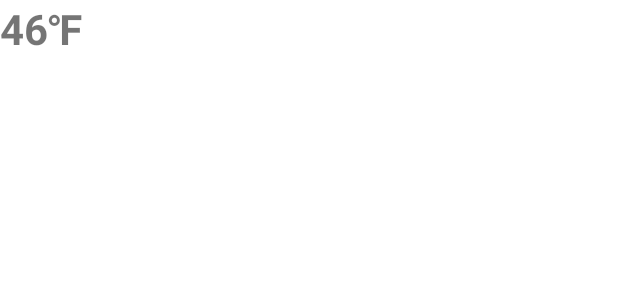
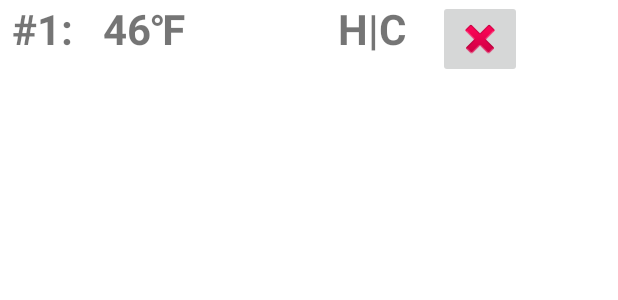
Before and after one commit to Tinker42/TempAlarm1, an Android app: the layout alarm_item.xml on its own in the app's theme, with its tools: preview values and no code run, on a phone screen of 412 x 824 dp. Shown: the top 300 px of the screen. Run offline under Robolectric (Android 15) with nearby library versions, the phone set to English and light mode, and no system bars.

Commit message:
Added TextViews to display the list item number, HighOrLow value meaning, and a delete item button. Also added dividing lines and column spacers.

```diff
--- a/app/src/main/java/com/ata/tempalarm1/MainActivity.java
+++ b/app/src/main/java/com/ata/tempalarm1/MainActivity.java
@@ -2,6 +2,7 @@ package com.ata.tempalarm1;
 
 import androidx.appcompat.app.AppCompatActivity;
 import androidx.lifecycle.ViewModelProvider;
+import androidx.recyclerview.widget.DividerItemDecoration;
 import androidx.recyclerview.widget.LinearLayoutManager;
 import androidx.room.Database;
 import androidx.room.Room;
@@ -31,6 +32,9 @@ public class MainActivity extends AppCompatActivity {
         mainViewModel.initialiseDataBase(getApplicationContext());
 
         binding = ActivityMainBinding.inflate(getLayoutInflater());
+        DividerItemDecoration drawBox = new DividerItemDecoration(this,DividerItemDecoration.VERTICAL);
+        drawBox.setDrawable(getApplicationContext().getResources().getDrawable(R.drawable.box));
+        binding.recyclerView.addItemDecoration(drawBox);
 
         binding.recyclerView.setLayoutManager(new LinearLayoutManager(this));//this 4.011230
         //List<Alarm> emptyList = new ArrayList<Alarm>();
--- /dev/null
+++ b/app/src/main/res/drawable/box.xml
@@ -0,0 +1,5 @@
+<?xml version="1.0" encoding="utf-8"?>
+<shape xmlns:android="http://schemas.android.com/apk/res/android" android:shape="rectangle">
+    <size android:width="1dp" android:height="1dp" />
+    <solid android:color="@color/black" />
+</shape>
--- a/app/src/main/res/layout/alarm_item.xml
+++ b/app/src/main/res/layout/alarm_item.xml
@@ -5,6 +5,26 @@
     android:layout_width="match_parent"
     android:layout_height="wrap_content"
     xmlns:tools="http://schemas.android.com/tools">
+
+    <TextView
+        android:id="@+id/Count"
+        android:layout_width="wrap_content"
+        android:layout_height="wrap_content"
+        android:layout_marginLeft="8dp"
+
+        tools:text="#1:"
+        android:textStyle="bold"
+        android:textSize="28dp"
+
+        />
+
+    <View
+
+        android:layout_weight="1"
+        android:layout_width="0dp"
+        android:layout_height="0dp"
+
+        />
 
     <TextView
         android:id="@+id/listTextView"
@@ -18,4 +38,42 @@
 
         />
 
+    <View
+
+        android:layout_weight="1"
+        android:layout_width="0dp"
+        android:layout_height="0dp"
+
+        />
+
+    <TextView
+        android:id="@+id/H0C1"
+        android:layout_width="wrap_content"
+        android:layout_height="wrap_content"
+        android:layout_marginLeft="32dp"
+
+        tools:text="H|C"
+        android:textStyle="bold"
+        android:textSize="28dp"
+
+        />
+
+    <View
+
+        android:layout_weight="1"
+        android:layout_width="0dp"
+        android:layout_height="0dp"
+
+        />
+
+    <!-- android:onClick="" -->
+    <androidx.appcompat.widget.AppCompatImageButton
+
+        android:layout_width="wrap_content"
+        android:layout_height="wrap_content"
+        android:layout_marginRight="64dp"
+
+        app:srcCompat="@android:drawable/ic_delete"
+        />
+
 </androidx.appcompat.widget.LinearLayoutCompat>
```
Also changed, not shown: app/src/main/java/com/ata/tempalarm1/MainAdapter.java (+12 -0 lines).
